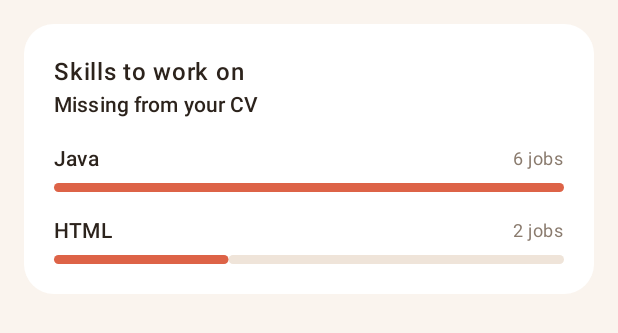
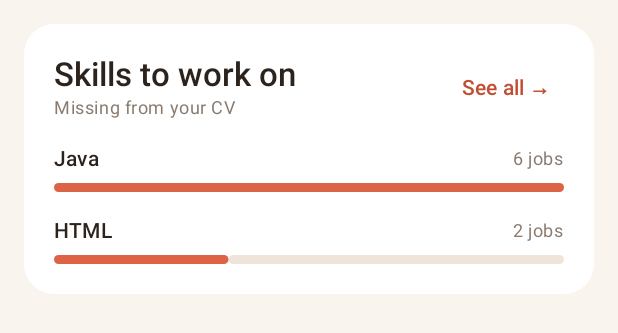
Before and after one commit to CHen12313/Job_Finder_App, an Android app built with Jetpack Compose: the @Preview function SkillsCardPreview, on a phone screen of 412 x 824 dp. Shown: the top 333 px of the screen. Run offline under Robolectric (Android 15) with nearby library versions, the phone set to English and light mode, and no system bars.

Commit message:
Updated SkillCards
Added See all link to the card

```diff
--- a/app/src/main/java/com/example/job_finder_app/ui/home/components/SkillCard.kt
+++ b/app/src/main/java/com/example/job_finder_app/ui/home/components/SkillCard.kt
@@ -1,5 +1,6 @@
 package com.example.job_finder_app.ui.home.components
 
+import androidx.compose.foundation.clickable
 import androidx.compose.foundation.layout.Arrangement
 import androidx.compose.foundation.layout.Box
 import androidx.compose.foundation.layout.Column
@@ -16,9 +17,7 @@ import androidx.compose.material3.Text
 import androidx.compose.runtime.Composable
 import androidx.compose.ui.Alignment
 import androidx.compose.ui.Modifier
-import androidx.compose.ui.draw.blur
 import androidx.compose.ui.graphics.StrokeCap
-import androidx.compose.ui.text.font.FontStyle
 import androidx.compose.ui.text.font.FontWeight
 import androidx.compose.ui.tooling.preview.Preview
 import androidx.compose.ui.unit.dp
@@ -42,15 +41,18 @@ fun SkillRow(skill: Skill, max: Int) {
                 fontWeight = FontWeight.SemiBold
             )
 
-            Text(text = "${skill.missing} jobs",
+            Text(
+                text = "${skill.missing} jobs",
                 style = MaterialTheme.typography.bodySmall,
                 color = MaterialTheme.palette.muted
             )
         }
 
         LinearProgressIndicator(
-            progress = { skill.missing / max.toFloat()},
-            modifier = Modifier.fillMaxWidth().height(6.dp),
+            progress = { skill.missing / max.toFloat() },
+            modifier = Modifier
+                .fillMaxWidth()
+                .height(6.dp),
             color = MaterialTheme.palette.primary,
             trackColor = MaterialTheme.palette.track,
             strokeCap = StrokeCap.Round,
@@ -61,12 +63,12 @@ fun SkillRow(skill: Skill, max: Int) {
 }
 
 @Composable
-fun SkillsCard(skills: List<Skill>) {
-    val top = skills.filter {it.missing > 0}
+fun SkillsCard(skills: List<Skill>, onSeeAllClick: () -> Unit) {
+    val top = skills.filter { it.missing > 0 }
         .sortedByDescending { it.missing }
         .take(3)
 
-    val max = top.maxOf { it.missing }
+    val max = top.maxOfOrNull { it.missing } ?: 1
     Card(
         shape = RoundedCornerShape(20.dp),
         colors = CardDefaults.cardColors(containerColor = MaterialTheme.colorScheme.surface),
@@ -81,30 +83,44 @@ fun SkillsCard(skills: List<Skill>) {
                 verticalAlignment = Alignment.CenterVertically,
                 horizontalArrangement = Arrangement.SpaceBetween
             ) {
-                Column() {
+                Column {
                     Text(
                         text = "Skills to work on",
+                        style = MaterialTheme.typography.titleLarge,
                         fontWeight = FontWeight.SemiBold
                     )
-                    Text(text = "Missing from your CV",
-                        style = MaterialTheme.typography.titleSmall,
-                        )
+                    Text(
+                        text = "Missing from your CV",
+                        style = MaterialTheme.typography.bodySmall,
+                        color = MaterialTheme.palette.muted
+                    )
                 }
+                Text(
+                    text = "See all →",
+                    style = MaterialTheme.typography.labelLarge,
+                    fontWeight = FontWeight.SemiBold,
+                    color = MaterialTheme.palette.primaryDeep,
+                    modifier = Modifier
+                        .clickable { onSeeAllClick() }
+                        .padding(8.dp)
+                )
             }
 
-            for (skill in top) {
-                SkillRow(skill, max)
+            if (top.isEmpty()) {
+                Text(text = "No gaps right now", color = MaterialTheme.palette.muted)
+            } else {
+                for (skill in top) {
+                    SkillRow(skill, max)
+                }
             }
         }
     }
 }
 
 
-
-
 @Preview(showBackground = true)
 @Composable
-private fun SkillCardPreview() {
+private fun SkillRowPreview() {
     Job_Finder_AppTheme {
         Box(Modifier.padding(16.dp)) {
             SkillRow(skill = fakeSkills[2], max = 10)
@@ -117,7 +133,7 @@ private fun SkillCardPreview() {
 private fun SkillsCardPreview() {
     Job_Finder_AppTheme {
         Box(Modifier.padding(16.dp)) {
-            SkillsCard(fakeSkills)
+            SkillsCard(fakeSkills, onSeeAllClick = {})
         }
     }
 }
```
